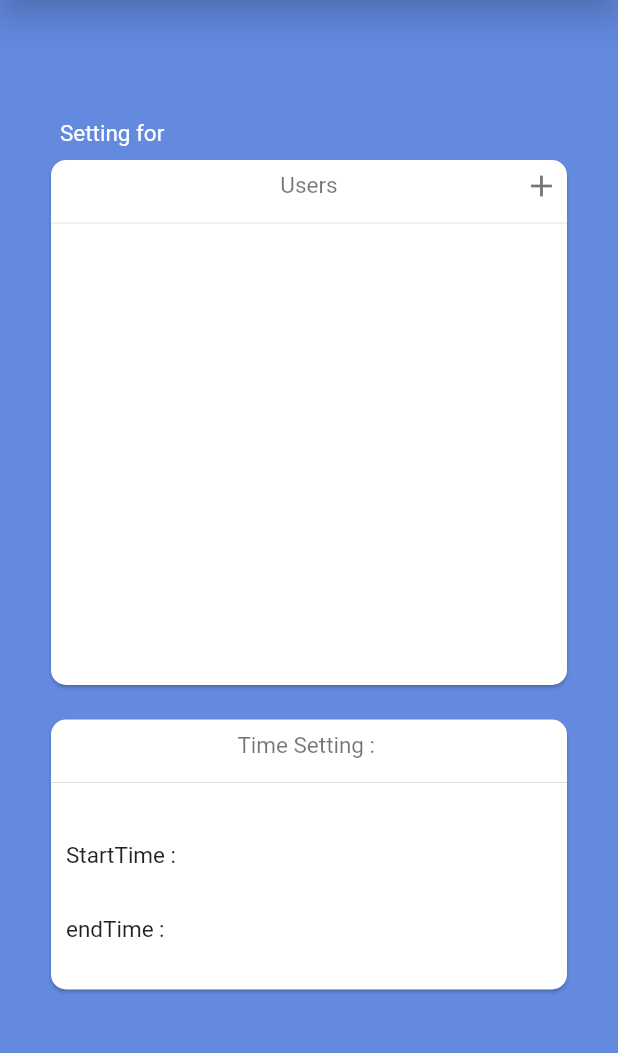
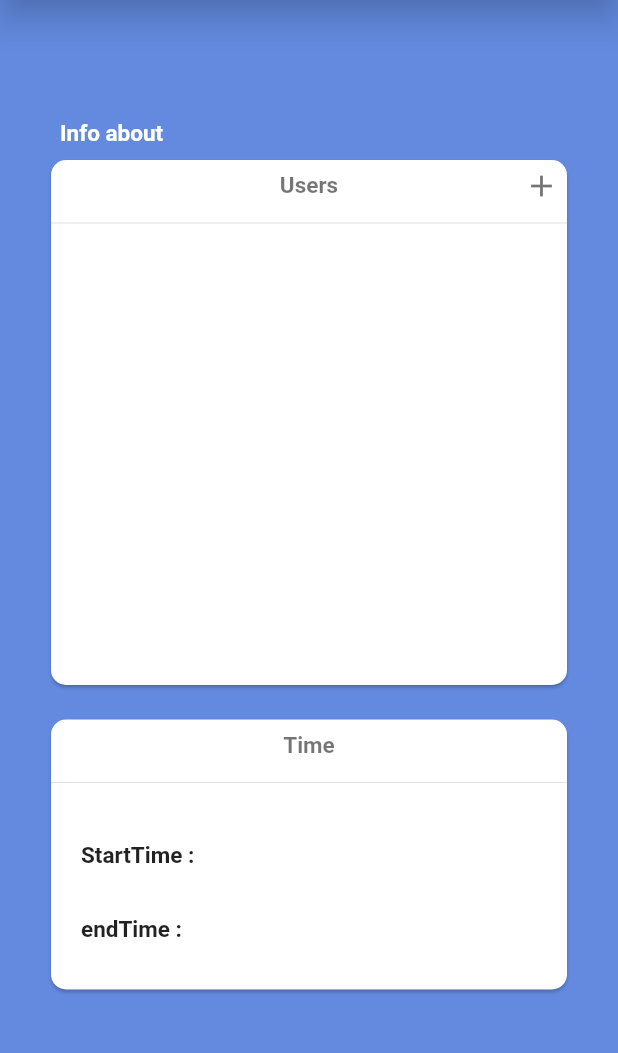
Before and after one commit to dongjuny/fams, a Flutter app: the AdminDetailPage screen opened directly with empty values, on a phone screen of 412 x 824 dp, the part 95-1148 px from its top. Run offline on Flutter 3.47's test engine with Material 2 defaults, Android fonts, the phone set to English and light mode, and no system bars; our stand-ins replace camera, cloud_firestore, firebase_auth, firebase_storage, flutter_datetime_picker, google_sign_in and 4 more; accounts and stored records are empty.

Commit message:
1.0.0 final

```diff
--- a/lib/src/screens/Authentication/Home_connected.dart
+++ b/lib/src/screens/Authentication/Home_connected.dart
@@ -1,5 +1,3 @@
-import 'package:fams/src/screens/SignUp_Choice_Page.dart';
-import 'package:fams/src/screens/SignUp_Page.dart';
 import 'package:flutter/material.dart';
 import 'package:provider/provider.dart';
 import '../HomePage.dart';
--- a/lib/src/screens/HomePage.dart
+++ b/lib/src/screens/HomePage.dart
@@ -1,15 +1,11 @@
-import 'dart:math';
+
 
 import 'package:cloud_firestore/cloud_firestore.dart';
-import 'package:fams/src/screens/admin/AdminAddPage.dart';
 import 'package:fams/src/screens/admin/AdminMainPage.dart';
 import 'package:fams/src/screens/user/DashboardPage.dart';
 import 'package:flutter/cupertino.dart';
 import 'package:flutter/material.dart';
 import 'package:provider/provider.dart';
-import '../shared/styles.dart';
-import '../shared/colors.dart';
-import '../shared/buttons.dart';
 import "package:page_transition/page_transition.dart";
 
 import 'Authentication/firebase_provider.dart';
--- a/lib/src/screens/admin/AdminDetailPage.dart
+++ b/lib/src/screens/admin/AdminDetailPage.dart
@@ -78,14 +78,13 @@ class _AdminDetailState extends State<AdminDetailPage> {
                 Padding(
                   padding: const EdgeInsets.symmetric(
                       horizontal: 40.0, vertical: 0.0),
-                  child: Text("Setting for $name", style: TextStyle(
+                  child: Text("Info about $name", style: TextStyle(
                       fontSize: 15.0,
                       color: Colors.white,
-                      fontWeight: FontWeight.w400)),
+                      fontWeight: FontWeight.bold)),
                 ),
               ],
             ),
-
             Padding(
                 padding: const EdgeInsets.symmetric(
                     horizontal: 30.0, vertical: 5.0),
@@ -103,7 +102,7 @@ class _AdminDetailState extends State<AdminDetailPage> {
                               children: <Widget>[
                                 Icon(Icons.add, color: Colors.transparent,),
                                 Text("Users", style: TextStyle(
-                                    fontSize: 15.0, color: Colors.black54),),
+                                    fontSize: 15.0, color: Colors.black54, fontWeight: FontWeight.bold),),
                                 Icon(Icons.add, color: Colors.black54,),
                               ],
                             ),
@@ -111,14 +110,10 @@ class _AdminDetailState extends State<AdminDetailPage> {
                           Divider(),
                           Container(
                             child: StreamBuilder<QuerySnapshot>(
-                              stream: Firestore.instance
-                                  .collection('Group').document(name).collection('User')
+                              stream: Firestore.instance.collection('Group').document(name).collection('User')
                                   .snapshots(),
-
-                              builder: (BuildContext context,
-                                  AsyncSnapshot<QuerySnapshot> snapshot) {
-                                if (0 == usersList.length)
-                                  snapshot.data.documents.forEach((doc) => usersList.add(new User('${doc['name']}', true)));
+                              builder: (BuildContext context, AsyncSnapshot<QuerySnapshot> snapshot) {
+                                if (0 == usersList.length) snapshot.data.documents.forEach((doc) => usersList.add(new User('${doc['name']}', true)));
                                 if (snapshot.hasError)
                                   return Text("Error: ${snapshot.error}");
                                 switch (snapshot.connectionState) {
@@ -137,20 +132,21 @@ class _AdminDetailState extends State<AdminDetailPage> {
                                                   Icons.arrow_forward_ios,),
                                                 title: Row(
                                                   children: <Widget>[
-                                                    Text(data.name),
-                                                    Padding(
-                                                        padding: const EdgeInsets
-                                                            .symmetric(
-                                                            horizontal: 10.0),
-                                                        child: Text(
-                                                          data.isAttend
-                                                              ? "Attend"
-                                                              : "Absent",
-                                                          style: TextStyle(
-                                                              fontSize: 12.0,
-                                                              color: Colors
-                                                                  .grey),)
-                                                    )
+                                                    Text(data.name, style: TextStyle(fontSize: 15.0,
+                                                        fontWeight: FontWeight.bold)),
+//                                                    Padding(
+//                                                        padding: const EdgeInsets
+//                                                            .symmetric(
+//                                                            horizontal: 10.0),
+//                                                        child: Text(
+//                                                          data.isAttend
+//                                                              ? "Attend"
+//                                                              : "Absent",
+//                                                          style: TextStyle(
+//                                                              fontSize: 12.0,
+//                                                              color: Colors
+//                                                                  .grey),)
+//                                                    )
                                                   ],
                                                 ),
                                               ),
@@ -187,8 +183,8 @@ class _AdminDetailState extends State<AdminDetailPage> {
                             child: Row(
                               mainAxisAlignment: MainAxisAlignment.center,
                               children: <Widget>[
-                                Text("Time Setting : $startTime", style: TextStyle(
-                                    fontSize: 15.0, color: Colors.black54),),
+                                Text("Time", style: TextStyle(
+                                    fontSize: 15.0, color: Colors.black54, fontWeight: FontWeight.bold),),
                               ],
                             ),
                           ),
@@ -202,20 +198,18 @@ class _AdminDetailState extends State<AdminDetailPage> {
                                   Row(
                                     children: <Widget>[
                                       Padding(
-                                        padding: const EdgeInsets.symmetric(
-                                            horizontal: 10.0),
+                                        padding: const EdgeInsets.symmetric(horizontal: 20.0),
                                         child: Text("StartTime : ${groupName.startTime}",
-                                          style: TextStyle(fontSize: 15.0),),
+                                          style: TextStyle(fontSize: 15.0, fontWeight: FontWeight.bold),),
                                       ),
                                     ],
                                   ),
                                   Row(
                                     children: <Widget>[
                                       Padding(
-                                        padding: const EdgeInsets.symmetric(
-                                            horizontal: 10.0),
+                                        padding: const EdgeInsets.symmetric(horizontal: 20.0),
                                         child: Text("endTime : $endTime  ",
-                                          style: TextStyle(fontSize: 15.0),),
+                                          style: TextStyle(fontSize: 15.0, fontWeight: FontWeight.bold),),
                                       ),
                                     ],
                                   ),
--- a/pubspec.yaml
+++ b/pubspec.yaml
@@ -43,6 +43,8 @@ dependencies:
   path:
   firebase_storage: 3.0.8
   stack: ^0.0.1
+#  cloud_functions: ^0.4.1+4
+#  firebase_messaging: ^5.1.8
 
 dev_dependencies:
   flutter_test:
```
Also changed, not shown: lib/main.dart (+0 -8 lines), lib/src/screens/SignInPage.dart (deleted, +0 -84 lines), lib/src/screens/SignUp_Page.dart (+1 -6 lines), lib/src/screens/admin/AdminAddPage.dart (+20 -13 lines), lib/src/screens/admin/AdminMainPage.dart (+14 -5 lines), lib/src/screens/user/DashboardPage.dart (+100 -27 lines), lib/src/screens/user/UserCameraPage.dart (+15 -2 lines), pubspec.lock, 2 other files.
